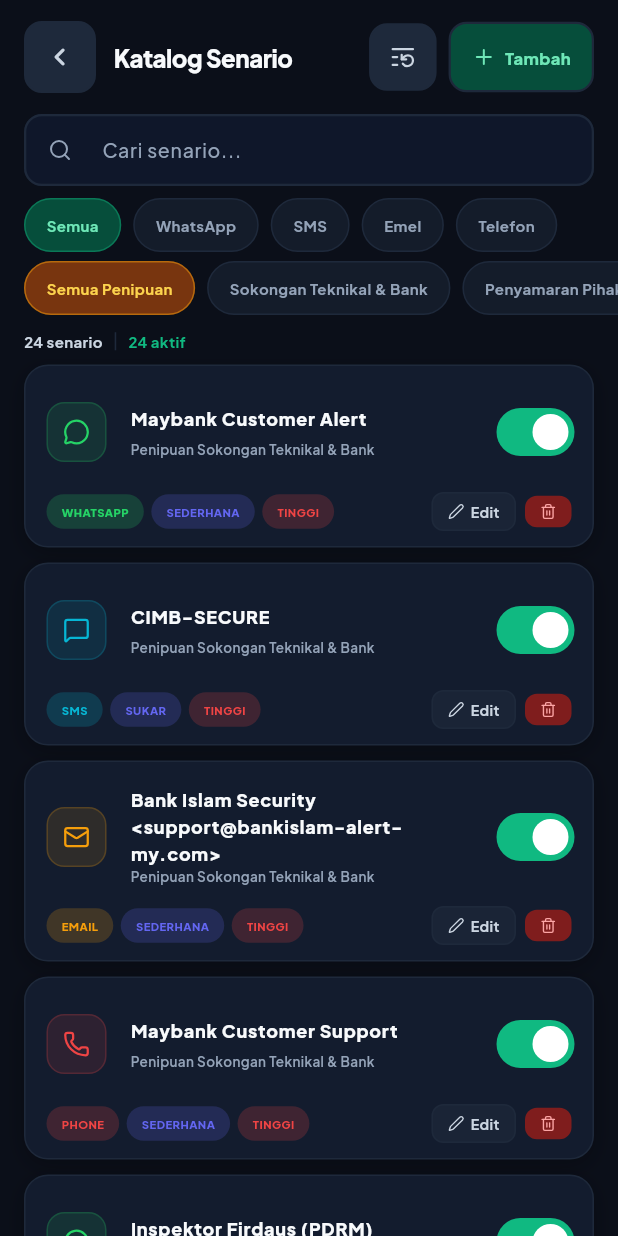
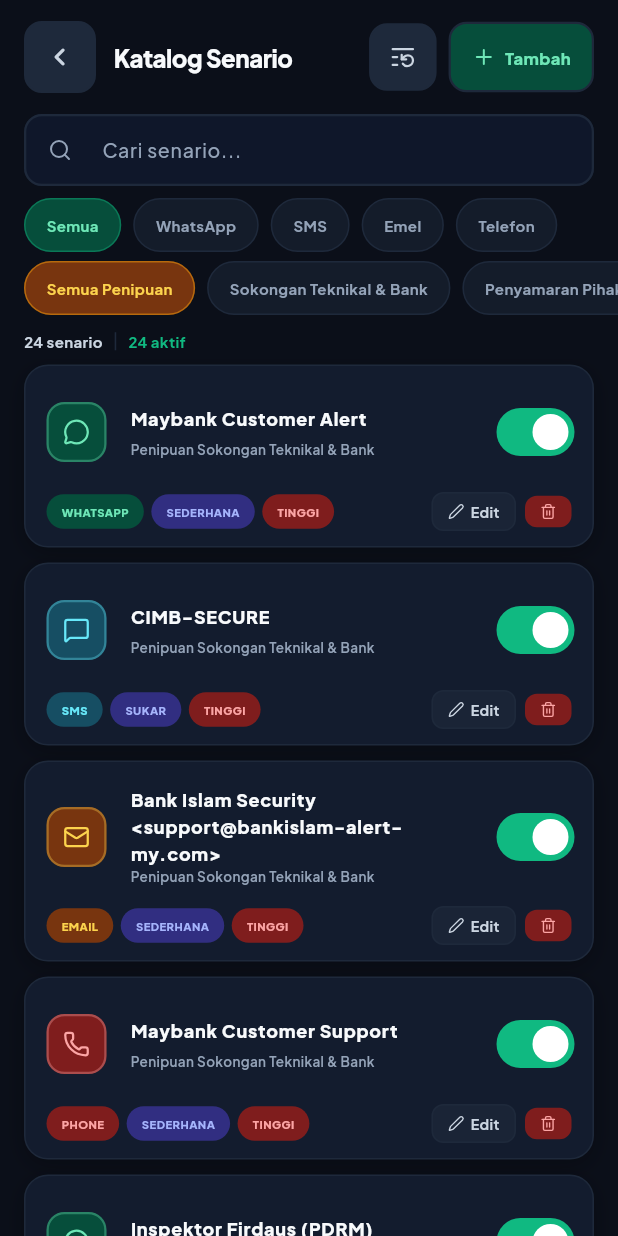
Before and after one commit to D20231106421/safestep, a Flutter app: the CurriculumView screen opened directly, on a phone screen of 412 x 824 dp. Run offline on Flutter 3.47's test engine with Material 3 defaults, Android fonts, the phone set to English and light mode, and no system bars; drawn by our look-alikes of flutter_animate; our stand-ins replace flutter_local_notifications, google_fonts, google_generative_ai, lucide_icons_flutter, shared_preferences; accounts and stored records are empty.

Commit message:
icons color update: tranparent to solid

```diff
--- a/lib/app_theme.dart
+++ b/lib/app_theme.dart
@@ -38,6 +38,8 @@
   static const roseBadgeBgDark     = Color(0xFF7F1D1D); // deep red-900
   static const amberBadgeBgDark    = Color(0xFF78350F); // deep amber-900
   static const indigoBadgeBgDark   = Color(0xFF312E81); // deep indigo-900
+  static const cyanBadgeBgDark     = Color(0xFF164E63); // deep cyan-900
+  static const blueBadgeBgDark     = Color(0xFF1E3A8A); // deep blue-900
   static const mutedBadgeBgDark    = Color(0xFF1E293B); // slate-800
 
   // ── Solid Badge Backgrounds — Light Mode ─────────────────────────────────
@@ -45,6 +47,8 @@
   static const roseBadgeBgLight    = Color(0xFFFEE2E2); // red-100
   static const amberBadgeBgLight   = Color(0xFFFEF3C7); // amber-100
   static const indigoBadgeBgLight  = Color(0xFFE0E7FF); // indigo-100
+  static const cyanBadgeBgLight    = Color(0xFFCFFAFE); // cyan-100
+  static const blueBadgeBgLight    = Color(0xFFDBEAFE); // blue-100
   static const mutedBadgeBgLight   = Color(0xFFE2E8F0); // slate-200
 
   // ── Solid Badge Text Colors — Dark Mode ──────────────────────────────────
@@ -52,6 +56,8 @@
   static const roseBadgeTextDark    = Color(0xFFFCA5A5); // red-300
   static const amberBadgeTextDark   = Color(0xFFFCD34D); // amber-300
   static const indigoBadgeTextDark  = Color(0xFFA5B4FC); // indigo-300
+  static const cyanBadgeTextDark    = Color(0xFF67E8F9); // cyan-300
+  static const blueBadgeTextDark    = Color(0xFF93C5FD); // blue-300
   static const mutedBadgeTextDark   = Color(0xFFCBD5E1); // slate-300
 
   // ── Solid Badge Text Colors — Light Mode ─────────────────────────────────
@@ -59,6 +65,8 @@
   static const roseBadgeTextLight    = Color(0xFF991B1B); // red-800
   static const amberBadgeTextLight   = Color(0xFF92400E); // amber-800
   static const indigoBadgeTextLight  = Color(0xFF3730A3); // indigo-800
+  static const cyanBadgeTextLight    = Color(0xFF0E7490); // cyan-700
+  static const blueBadgeTextLight    = Color(0xFF1E40AF); // blue-800
   static const mutedBadgeTextLight   = Color(0xFF475569); // slate-600
 
   // ── Legacy aliases (kept for backward compat — now point to dark solid) ──
@@ -125,6 +133,12 @@
   static Color indigoBadgeBgOf(BuildContext context) =>
       isDark(context) ? indigoBadgeBgDark : indigoBadgeBgLight;
 
+  static Color cyanBadgeBgOf(BuildContext context) =>
+      isDark(context) ? cyanBadgeBgDark : cyanBadgeBgLight;
+
+  static Color blueBadgeBgOf(BuildContext context) =>
+      isDark(context) ? blueBadgeBgDark : blueBadgeBgLight;
+
   static Color mutedBadgeBgOf(BuildContext context) =>
       isDark(context) ? mutedBadgeBgDark : mutedBadgeBgLight;
 
@@ -140,6 +154,12 @@
 
   static Color indigoBadgeTextOf(BuildContext context) =>
       isDark(context) ? indigoBadgeTextDark : indigoBadgeTextLight;
+
+  static Color cyanBadgeTextOf(BuildContext context) =>
+      isDark(context) ? cyanBadgeTextDark : cyanBadgeTextLight;
+
+  static Color blueBadgeTextOf(BuildContext context) =>
+      isDark(context) ? blueBadgeTextDark : blueBadgeTextLight;
 
   static Color mutedBadgeTextOf(BuildContext context) =>
       isDark(context) ? mutedBadgeTextDark : mutedBadgeTextLight;
--- a/lib/views/curriculum_view.dart
+++ b/lib/views/curriculum_view.dart
@@ -24,13 +24,22 @@
   String _filterType = 'all';
   String _filterCategory = 'all';
 
-  static const _typeColors = {
-    'whatsapp': Color(0xFF25D366),
-    'sms': AppColors.cyan,
-    'email': AppColors.amber,
-    'phone': AppColors.rose,
-    'web': AppColors.indigo,
-  };
+  (Color, Color) _getTypeBadgeColors(BuildContext context, String type) {
+    switch (type.toLowerCase()) {
+      case 'whatsapp':
+        return (AppColors.emeraldBadgeBgOf(context), AppColors.emeraldBadgeTextOf(context));
+      case 'sms':
+        return (AppColors.cyanBadgeBgOf(context), AppColors.cyanBadgeTextOf(context));
+      case 'email':
+        return (AppColors.amberBadgeBgOf(context), AppColors.amberBadgeTextOf(context));
+      case 'phone':
+        return (AppColors.roseBadgeBgOf(context), AppColors.roseBadgeTextOf(context));
+      case 'web':
+        return (AppColors.indigoBadgeBgOf(context), AppColors.indigoBadgeTextOf(context));
+      default:
+        return (AppColors.mutedBadgeBgOf(context), AppColors.mutedBadgeTextOf(context));
+    }
+  }
 
   @override
   Widget build(BuildContext context) {
@@ -279,7 +288,7 @@
     ScenarioProvider scenProv,
     int index,
   ) {
-    final color = _typeColors[s.type] ?? AppColors.textMutedOf(context);
+    final (typeBg, typeText) = _getTypeBadgeColors(context, s.type);
     final isDark = AppColors.isDark(context);
 
     return GlassCard(
@@ -292,11 +301,14 @@
               width: 40,
               height: 40,
               decoration: BoxDecoration(
-                color: color.withValues(alpha: 0.12),
+                color: typeBg,
                 borderRadius: BorderRadius.circular(12),
-                border: Border.all(color: color.withValues(alpha: 0.2)),
+                border: Border.all(
+                  color: typeText.withValues(alpha: 0.35),
+                  width: 1.5,
+                ),
               ),
-              child: Icon(_typeIcon(s.type), color: color, size: 18),
+              child: Icon(_typeIcon(s.type), color: typeText, size: 18),
             ),
             title: Text(
               s.sender,
@@ -330,11 +342,11 @@
             padding: const EdgeInsets.fromLTRB(14, 0, 14, 10),
             child: Row(
               children: [
-                _miniTag(s.type.toUpperCase(), color),
+                _miniTag(s.type.toUpperCase(), typeBg, typeText),
                 const SizedBox(width: 5),
-                _miniTag(s.difficulty, AppColors.indigo),
+                _miniTag(s.difficulty, AppColors.indigoBadgeBgOf(context), AppColors.indigoBadgeTextOf(context)),
                 const SizedBox(width: 5),
-                _miniTag(s.threatLevel, AppColors.rose),
+                _miniTag(s.threatLevel, AppColors.roseBadgeBgOf(context), AppColors.roseBadgeTextOf(context)),
                 const Spacer(),
                 GestureDetector(
                   onTap: () => Navigator.push(
@@ -397,19 +409,16 @@
         );
   }
 
-  Widget _miniTag(String text, Color color) {
-    final isDark = AppColors.isDark(context);
+  Widget _miniTag(String text, Color bgColor, Color textColor) {
     return MetricChip(
       label: text,
-      backgroundColor: color.withValues(alpha: isDark ? 0.20 : 0.12),
-      textColor: color,
+      backgroundColor: bgColor,
+      textColor: textColor,
       fontSize: 7.5,
     );
   }
 
   Widget _buildEmpty(BuildContext context) {
-    final isDark = AppColors.isDark(context);
-
     return Center(
       child: Column(
         mainAxisAlignment: MainAxisAlignment.center,
@@ -418,17 +427,16 @@
             width: 72,
             height: 72,
             decoration: BoxDecoration(
-              color: isDark
-                  ? AppColors.surfaceBorder.withValues(alpha: 0.5)
-                  : Colors.white,
+              color: AppColors.mutedBadgeBgOf(context),
               borderRadius: BorderRadius.circular(20),
               border: Border.all(
-                color: AppColors.surfaceBorderOf(context),
+                color: AppColors.mutedBadgeTextOf(context).withValues(alpha: 0.35),
+                width: 1.5,
               ),
             ),
             child: Icon(
               LucideIcons.bookOpen,
-              color: AppColors.textMutedOf(context),
+              color: AppColors.mutedBadgeTextOf(context),
               size: 30,
             ),
           ),
--- a/lib/widgets/metric_chip.dart
+++ b/lib/widgets/metric_chip.dart
@@ -19,6 +19,8 @@
   indigo,
   amber,
   rose,
+  cyan,
+  blue,
   muted,
 }
 
@@ -84,6 +86,30 @@
         borderColor     = null,
         _type           = _MetricChipType.rose;
 
+  const MetricChip.cyan({
+    super.key,
+    required this.label,
+    this.icon,
+    this.fontSize = 9.0,
+    this.iconSize = 11,
+    this.padding,
+  })  : backgroundColor = null,
+        textColor       = null,
+        borderColor     = null,
+        _type           = _MetricChipType.cyan;
+
+  const MetricChip.blue({
+    super.key,
+    required this.label,
+    this.icon,
+    this.fontSize = 9.0,
+    this.iconSize = 11,
+    this.padding,
+  })  : backgroundColor = null,
+        textColor       = null,
+        borderColor     = null,
+        _type           = _MetricChipType.blue;
+
   const MetricChip.muted({
     super.key,
     required this.label,
@@ -129,6 +155,14 @@
         bg = AppColors.roseBadgeBgOf(context);
         fg = AppColors.roseBadgeTextOf(context);
         break;
+      case _MetricChipType.cyan:
+        bg = AppColors.cyanBadgeBgOf(context);
+        fg = AppColors.cyanBadgeTextOf(context);
+        break;
+      case _MetricChipType.blue:
+        bg = AppColors.blueBadgeBgOf(context);
+        fg = AppColors.blueBadgeTextOf(context);
+        break;
       case _MetricChipType.muted:
         bg = AppColors.mutedBadgeBgOf(context);
         fg = AppColors.mutedBadgeTextOf(context);
```
Also changed, not shown: lib/views/end_view.dart (+10 -8 lines), lib/views/history_view.dart (+14 -15 lines), lib/views/home_view.dart (+11 -10 lines), lib/views/module_selection_view.dart (+27 -15 lines), lib/views/scam_detail_view.dart (+20 -7 lines), lib/views/scenario_editor_view.dart (+8 -1 lines), lib/views/settings_view.dart (+15 -23 lines), lib/views/trends_view.dart (+27 -9 lines).
